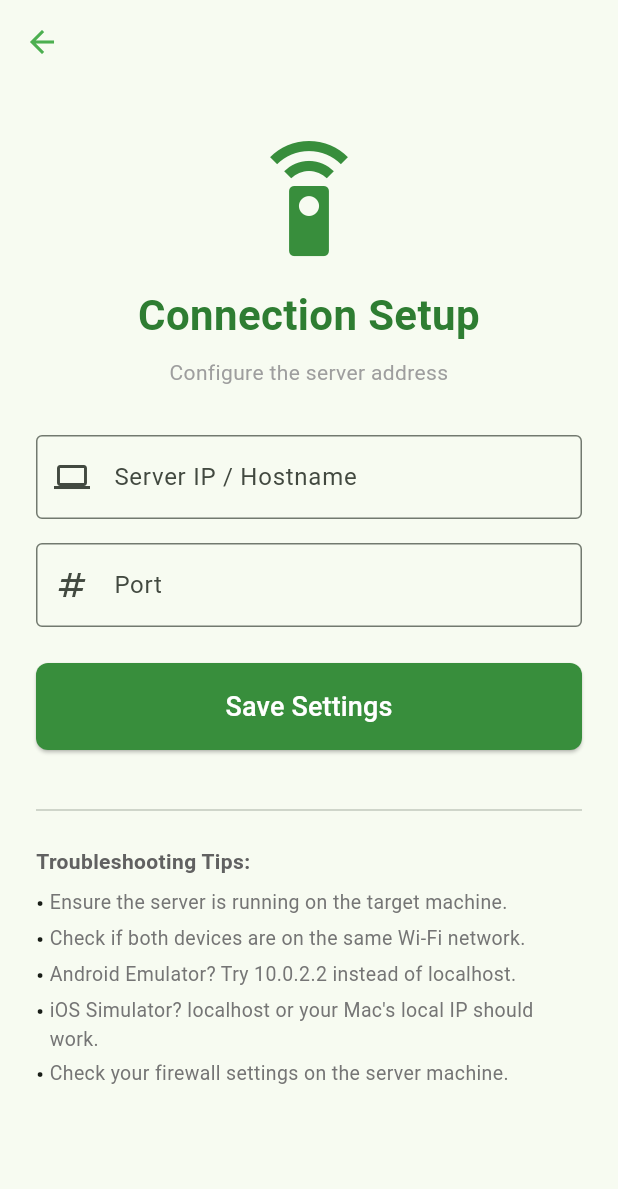
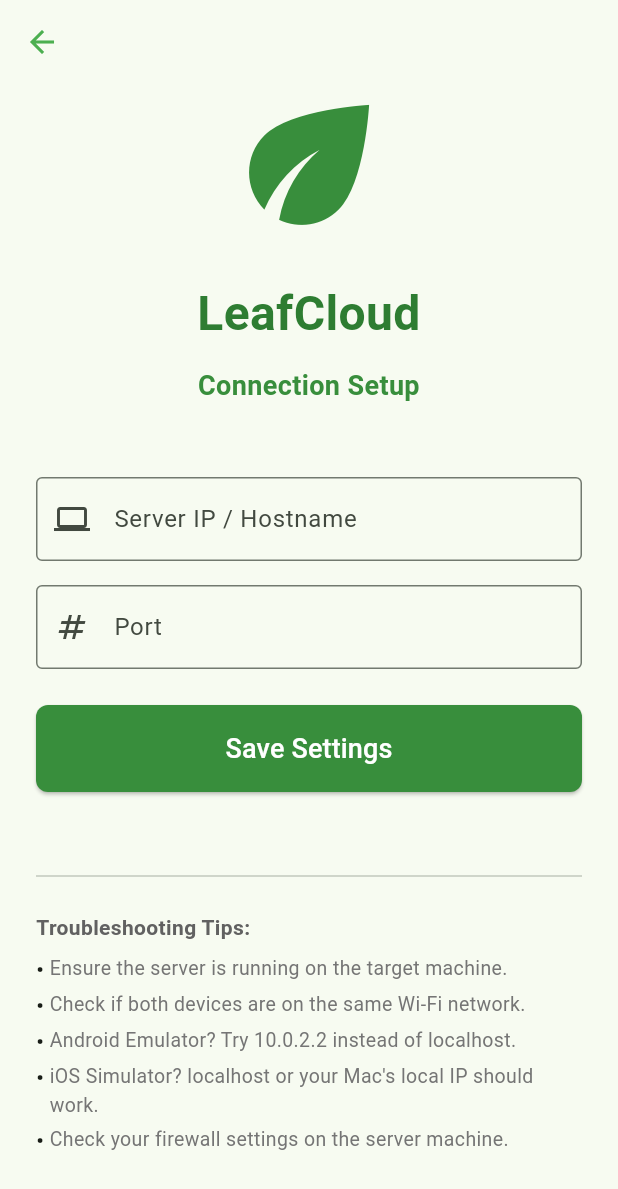
Before and after one commit to filjoseph1989/leafcoud_app, a Flutter app: the ConnectionSetupScreen screen opened directly, on a phone screen of 412 x 824 dp. Shown: the top 1189 px of the screen. Run offline on Flutter 3.47's test engine with Material 3 defaults, Android fonts, the phone set to English and light mode, and no system bars; our stand-ins replace fl_chart, shared_preferences; missing offline and left inert: mjpeg_view; accounts and stored records are empty.

Commit message:
style: unify app logo and layout across screens and fix macOS window size

```diff
--- a/lib/connection_setup_screen.dart
+++ b/lib/connection_setup_screen.dart
@@ -69,27 +69,31 @@ class _ConnectionSetupScreenState extends State<ConnectionSetupScreen> {
             crossAxisAlignment: CrossAxisAlignment.stretch,
             children: [
               Icon(
-                Icons.settings_remote,
-                size: 80,
+                Icons.eco,
+                size: 120,
                 color: Colors.green[700],
               ),
               const SizedBox(height: 16),
               Text(
-                'Connection Setup',
+                'LeafCloud',
                 textAlign: TextAlign.center,
                 style: TextStyle(
-                  fontSize: 28,
+                  fontSize: 32,
                   fontWeight: FontWeight.bold,
                   color: Colors.green[800],
                 ),
               ),
-              const SizedBox(height: 8),
-              const Text(
-                'Configure the server address',
+              const SizedBox(height: 12),
+              Text(
+                'Connection Setup',
                 textAlign: TextAlign.center,
-                style: TextStyle(color: Colors.grey),
+                style: TextStyle(
+                  fontSize: 18,
+                  fontWeight: FontWeight.bold,
+                  color: Colors.green[700],
+                ),
               ),
-              const SizedBox(height: 32),
+              const SizedBox(height: 48),
               TextField(
                 controller: _ipController,
                 decoration: const InputDecoration(
@@ -127,7 +131,7 @@ class _ConnectionSetupScreenState extends State<ConnectionSetupScreen> {
                   style: TextStyle(fontSize: 18),
                 ),
               ),
-              const SizedBox(height: 32),
+              const SizedBox(height: 48),
               const Divider(),
               const SizedBox(height: 16),
               Text(
--- a/lib/dashboard_screen.dart
+++ b/lib/dashboard_screen.dart
@@ -57,7 +57,7 @@ class _DashboardScreenState extends State<DashboardScreen> {
                 child: Column(
                   mainAxisAlignment: MainAxisAlignment.center,
                   children: [
-                    Icon(Icons.cloud_queue, color: Colors.white, size: 48),
+                    Icon(Icons.eco, color: Colors.white, size: 48),
                     SizedBox(height: 12),
                     Text(
                       'LeafCloud',
--- a/lib/login_screen.dart
+++ b/lib/login_screen.dart
@@ -75,7 +75,7 @@ class _LoginScreenState extends State<LoginScreen> {
             children: [
               Icon(
                 Icons.eco,
-                size: 80,
+                size: 120,
                 color: Colors.green[700],
               ),
               const SizedBox(height: 16),
```
Also changed, not shown: 1 other file.
